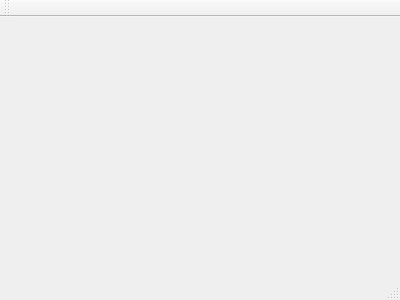
First picture: the form in mainwindow.ui, repository fallleaves01/qt_connection, before the edit.
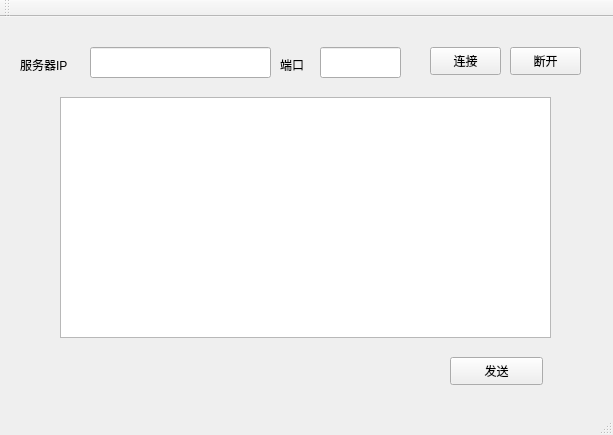
Second picture: the form after the edit.

Commit message: 更新了用于测试的部分

Patch:
```diff
--- a/mainwindow.ui
+++ b/mainwindow.ui
@@ -1,24 +1,135 @@
 <ui version="4.0">
  <class>MainWindow</class>
- <widget class="QMainWindow" name="MainWindow" >
-  <property name="geometry" >
+ <widget class="QMainWindow" name="MainWindow">
+  <property name="geometry">
    <rect>
     <x>0</x>
     <y>0</y>
-    <width>400</width>
-    <height>300</height>
+    <width>613</width>
+    <height>435</height>
    </rect>
   </property>
   <property name="windowTitle" >
    <string>MainWindow</string>
   </property>
-  <widget class="QMenuBar" name="menuBar" />
-  <widget class="QToolBar" name="mainToolBar" />
-  <widget class="QWidget" name="centralWidget" />
-  <widget class="QStatusBar" name="statusBar" />
+  <widget class="QWidget" name="centralWidget">
+   <widget class="QLineEdit" name="ipText">
+    <property name="geometry">
+     <rect>
+      <x>90</x>
+      <y>30</y>
+      <width>181</width>
+      <height>31</height>
+     </rect>
+    </property>
+   </widget>
+   <widget class="QLabel" name="label">
+    <property name="geometry">
+     <rect>
+      <x>20</x>
+      <y>40</y>
+      <width>72</width>
+      <height>15</height>
+     </rect>
+    </property>
+    <property name="text">
+     <string>服务器IP</string>
+    </property>
+   </widget>
+   <widget class="QLineEdit" name="portText">
+    <property name="geometry">
+     <rect>
+      <x>320</x>
+      <y>30</y>
+      <width>81</width>
+      <height>31</height>
+     </rect>
+    </property>
+   </widget>
+   <widget class="QLabel" name="label_2">
+    <property name="geometry">
+     <rect>
+      <x>280</x>
+      <y>40</y>
+      <width>72</width>
+      <height>15</height>
+     </rect>
+    </property>
+    <property name="text">
+     <string>端口</string>
+    </property>
+   </widget>
+   <widget class="QTextEdit" name="messageText">
+    <property name="geometry">
+     <rect>
+      <x>60</x>
+      <y>80</y>
+      <width>491</width>
+      <height>241</height>
+     </rect>
+    </property>
+   </widget>
+   <widget class="QPushButton" name="sendButton">
+    <property name="geometry">
+     <rect>
+      <x>450</x>
+      <y>340</y>
+      <width>93</width>
+      <height>28</height>
+     </rect>
+    </property>
+    <property name="text">
+     <string>发送</string>
+    </property>
+   </widget>
+   <widget class="QPushButton" name="connectButton">
+    <property name="geometry">
+     <rect>
+      <x>430</x>
+      <y>30</y>
+      <width>71</width>
+      <height>28</height>
+     </rect>
+    </property>
+    <property name="text">
+     <string>连接</string>
+    </property>
+   </widget>
+   <widget class="QPushButton" name="disconnectButton">
+    <property name="geometry">
+     <rect>
+      <x>510</x>
+      <y>30</y>
+      <width>71</width>
+      <height>28</height>
+     </rect>
+    </property>
+    <property name="text">
+     <string>断开</string>
+    </property>
+   </widget>
+  </widget>
+  <widget class="QMenuBar" name="menuBar">
+   <property name="geometry">
+    <rect>
+     <x>0</x>
+     <y>0</y>
+     <width>613</width>
+     <height>26</height>
+    </rect>
+   </property>
+  </widget>
+  <widget class="QToolBar" name="mainToolBar">
+   <attribute name="toolBarArea">
+    <enum>TopToolBarArea</enum>
+   </attribute>
+   <attribute name="toolBarBreak">
+    <bool>false</bool>
+   </attribute>
+  </widget>
+  <widget class="QStatusBar" name="statusBar"/>
  </widget>
- <layoutDefault spacing="6" margin="11" />
- <pixmapfunction></pixmapfunction>
+ <layoutdefault spacing="6" margin="11"/>
  <resources/>
  <connections/>
 </ui>
```
Left out of the diff: 3 changed lines with no effect on the pictures. The commit also changes 2 other files.
